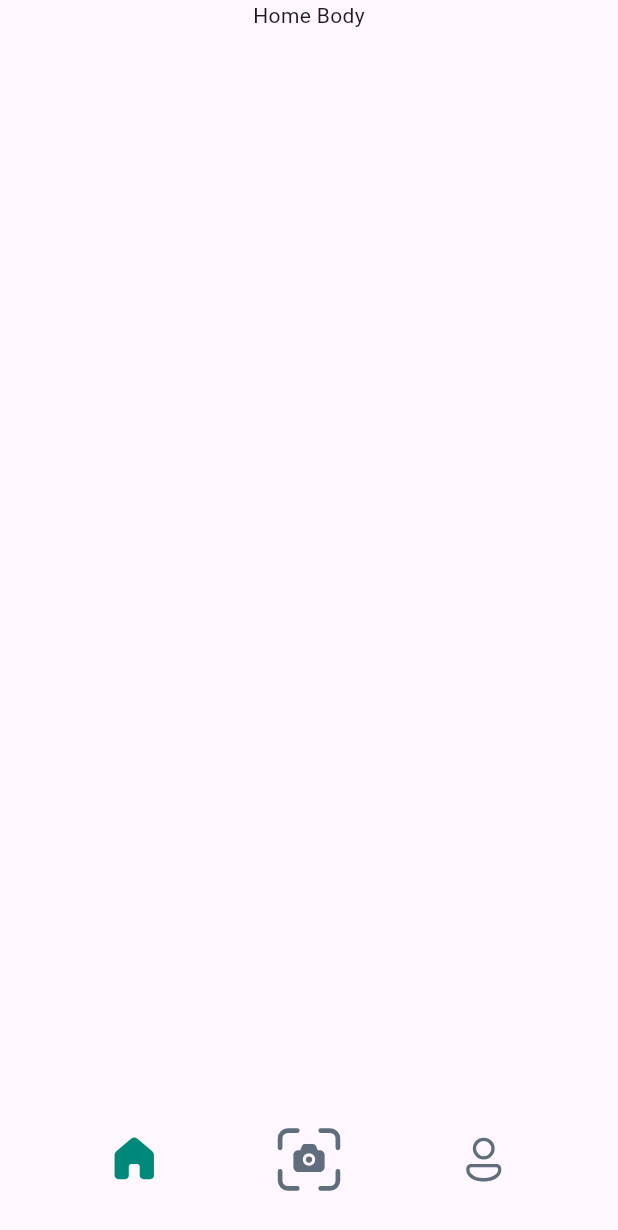
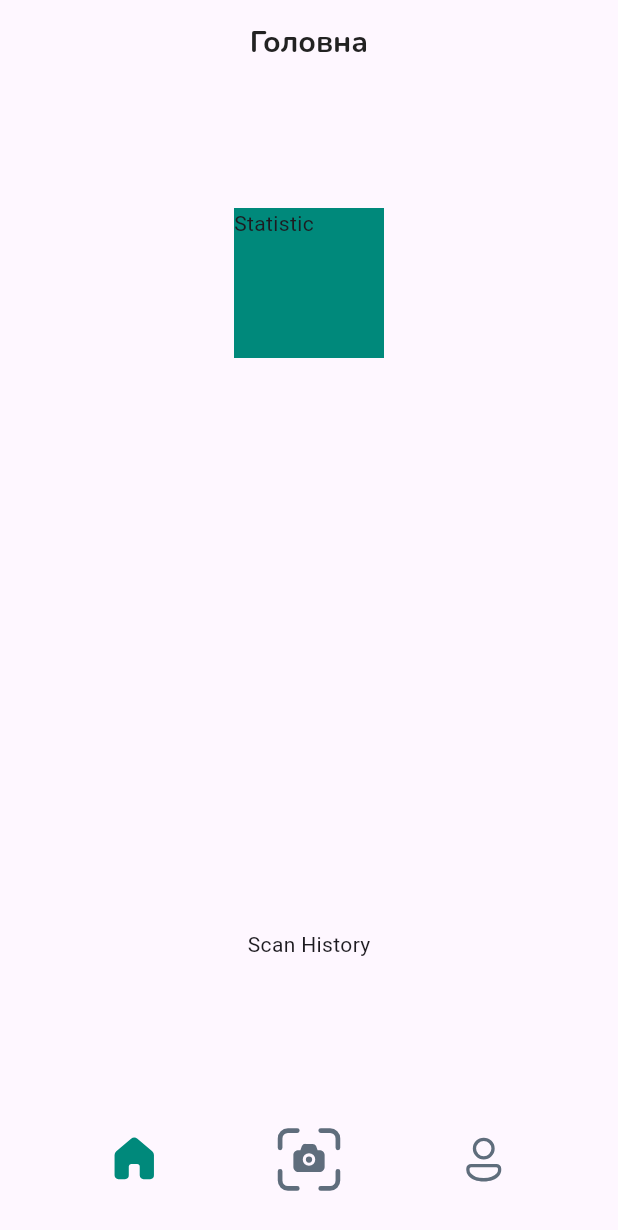
Before and after one commit to jjuulliiaas/Trash-CLassifier, a Flutter app: the screen it shows after launch, on a phone screen of 412 x 824 dp. Shown: the top 1230 px of the screen. Run offline on Flutter 3.47's test engine with Material 3 defaults, Android fonts, the light colour scheme and no system bars; our stand-ins replace fluentui_system_icons, google_fonts.

Commit message:
add some fonts styling

```diff
--- a/lib/ui/colors.dart
+++ b/lib/ui/colors.dart
@@ -3,6 +3,7 @@ import 'package:flutter/material.dart';
 class AppColors {
   static const Color primaryGreen = Color.fromARGB(255, 0, 137, 123);
   static const Color primaryGrey = Color.fromARGB(255, 95, 109, 124);
+  static const Color primaryBlack = Color.fromARGB(255, 34, 34, 34);
 
   static const Color lightGrey = Color.fromARGB(255, 200, 200, 200);
 
--- /dev/null
+++ b/lib/ui/fonts.dart
@@ -0,0 +1,15 @@
+import 'package:flutter/material.dart';
+import 'package:google_fonts/google_fonts.dart';
+import 'colors.dart';
+
+class AppFonts {
+
+  static TextStyle buildScreenHeading({Color color = AppColors.primaryBlack}) {
+    return GoogleFonts.nunito(
+      fontWeight: FontWeight.bold,
+      fontSize: 20,
+      color: color,
+    );
+  }
+
+}
--- a/lib/widgets/screens/home/body.dart
+++ b/lib/widgets/screens/home/body.dart
@@ -1,4 +1,5 @@
 import 'package:flutter/material.dart';
+import 'package:trash_classifier/ui/colors.dart';
 
 class HomeBody extends StatelessWidget{
   const HomeBody({super.key});
@@ -6,10 +7,23 @@ class HomeBody extends StatelessWidget{
   @override
   Widget build(BuildContext context) {
     return Column(
+      mainAxisAlignment: MainAxisAlignment.spaceAround,
       children: [
         Center(
-          child: const Text('Home Body'),
+          child: SizedBox(
+            width: 100,
+            height: 100,
+            child: Container(
+              decoration: BoxDecoration(
+                color: AppColors.primaryGreen
+              ),
+              child: const Text('Statistic'),
+            )
+          )
         ),
+        const SizedBox(height: 50,),
+        const Text('Scan History'),
+
       ],
     );
   }
--- a/lib/widgets/screens/home/screen.dart
+++ b/lib/widgets/screens/home/screen.dart
@@ -1,14 +1,24 @@
 import 'package:flutter/material.dart';
 import 'package:trash_classifier/widgets/common/bottom_bar.dart';
 import 'package:trash_classifier/widgets/screens/home/body.dart';
+import '../../../generated/l10n.dart';
+import '../../../ui/fonts.dart';
 
 class HomeScreen extends StatelessWidget{
   const HomeScreen({super.key});
 
   @override
   Widget build(BuildContext context) {
+    final $ = S.of(context);
 
     return Scaffold(
+      appBar: AppBar(
+        title: Text(
+            $.homeScreenTitle,
+          style: AppFonts.buildScreenHeading(),
+        ),
+        centerTitle: true,
+      ),
       body: const HomeBody(),
       bottomNavigationBar: CBottomBar(currentIndex: 0,),
     );
--- a/lib/widgets/screens/scan/screen.dart
+++ b/lib/widgets/screens/scan/screen.dart
@@ -1,6 +1,7 @@
 import 'package:fluentui_system_icons/fluentui_system_icons.dart';
 import 'package:flutter/material.dart';
 import 'package:trash_classifier/generated/l10n.dart';
+import '../../../ui/fonts.dart';
 import 'body.dart';
 import 'components/icon_button.dart';
 
@@ -13,7 +14,10 @@ class ScanScreen extends StatelessWidget{
 
     return Scaffold(
       appBar: AppBar(
-        title: Text($.scanTrash),
+        title: Text(
+            $.scanTrash,
+          style: AppFonts.buildScreenHeading(),
+        ),
         centerTitle: true,
         actionsPadding: const EdgeInsets.all(8.0),
         leading: CIconButton(
--- a/pubspec.yaml
+++ b/pubspec.yaml
@@ -38,6 +38,7 @@ dependencies:
   flutter_localizations:
     sdk: flutter
   intl: any
+  google_fonts: ^6.3.2
 
 dev_dependencies:
   flutter_test:
```
Also changed, not shown: lib/widgets/screens/account/screen.dart (+11 -0 lines), pubspec.lock, 1 other file.
